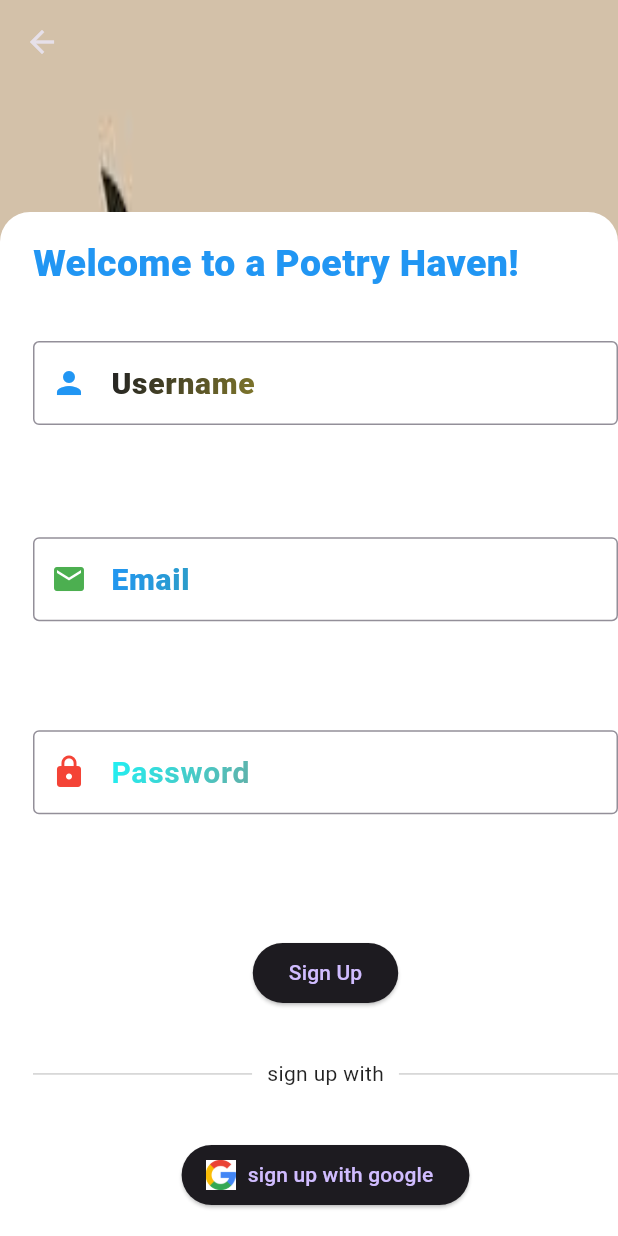
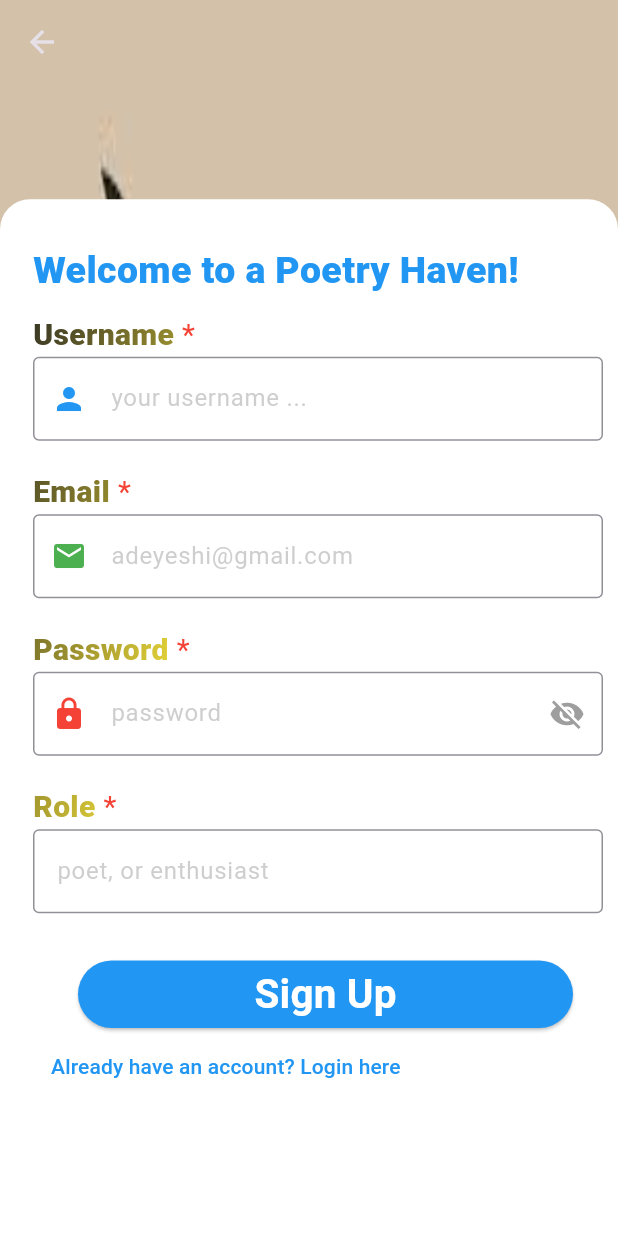
Before and after one commit to yonatannnn/flutter-poem-management-system-riverpod, a Flutter app: the screen it shows after launch, after a tap on "sign Up", on a phone screen of 412 x 824 dp. Run offline on Flutter 3.47's test engine with Material 3 defaults, Android fonts, the phone set to English and light mode, and no system bars.

```diff
--- a/poem/lib/screens/sign_up_page.dart
+++ b/poem/lib/screens/sign_up_page.dart
@@ -1,5 +1,12 @@
 import 'package:flutter/material.dart';
+import 'package:poem/screens/login_page.dart';
 import 'package:poem/widgets/custom_widget.dart';
+import 'package:poem/widgets/mixin/validator.dart';
+import 'package:poem/widgets/password.dart';
+import 'package:poem/widgets/role.dart';
+import 'package:poem/widgets/username.dart';
+
+import '../widgets/email.dart';
 
 class SignUp extends StatefulWidget {
   const SignUp({super.key});
@@ -8,105 +15,11 @@ class SignUp extends StatefulWidget {
   State<SignUp> createState() => _SignUpState();
 }
 
-class _SignUpState extends State<SignUp> {
+class _SignUpState extends State<SignUp> with ValidationMixin {
   final _formKey = GlobalKey<FormState>();
-  final username = TextFormField(
-    decoration: InputDecoration(
-      prefixIcon: const Icon(
-        Icons.person,
-        color: Colors.blue,
-      ),
-      labelText: 'Username',
-      border: const OutlineInputBorder(),
-      labelStyle: TextStyle(
-        fontSize: 20,
-        fontWeight: FontWeight.w900,
-        foreground: Paint()
-          ..shader = const LinearGradient(
-            colors: [Colors.black87, Colors.yellow],
-            begin: Alignment.topLeft,
-            end: Alignment.bottomRight,
-            stops: [0.0, 1.0],
-          ).createShader(const Rect.fromLTWH(0.0, 0.0, 200.0, 70.0)),
-      ),
-    ),
-    style: const TextStyle(
-      color: Colors.black87,
-    ),
-    validator: (value) {
-      if (value!.isEmpty) {
-        return 'Please enter your username';
-      }
-      // add more complex username validation logic here
-      return null;
-    },
-  );
-  final email = TextFormField(
-    decoration: InputDecoration(
-      prefixIcon: const Icon(
-        Icons.email,
-        color: Colors.green,
-      ),
-      labelText: 'Email',
-      border: const OutlineInputBorder(),
-      labelStyle: TextStyle(
-        fontSize: 20,
-        fontWeight: FontWeight.w800,
-        foreground: Paint()
-          ..shader = const LinearGradient(
-            colors: [Colors.blue, Colors.green],
-            begin: Alignment.topLeft,
-            end: Alignment.bottomRight,
-            stops: [0.0, 1.0],
-          ).createShader(const Rect.fromLTWH(0.0, 0.0, 200.0, 70.0)),
-      ),
-    ),
-    style: const TextStyle(
-      color: Colors.black87,
-    ),
-    validator: (value) {
-      if (value!.isEmpty) {
-        return 'Please enter your email';
-      }
-      // add more complex email validation logic here
-      return null;
-    },
-  );
-  final password = TextFormField(
-    decoration: InputDecoration(
-      prefixIcon: const Icon(
-        Icons.lock,
-        color: Colors.red,
-      ),
-      labelText: 'Password',
-      border: const OutlineInputBorder(),
-      labelStyle: TextStyle(
-        fontWeight: FontWeight.bold,
-        fontSize: 20,
-        foreground: Paint()
-          ..shader = const LinearGradient(
-            colors: [
-              Color.fromARGB(255, 33, 240, 243),
-              Color.fromARGB(255, 175, 97, 76)
-            ],
-            begin: Alignment.topLeft,
-            end: Alignment.bottomRight,
-            stops: [0.0, 1.0],
-          ).createShader(const Rect.fromLTWH(0.0, 0.0, 200.0, 70.0)),
-      ),
-    ),
-    style: const TextStyle(
-      color: Colors.black87,
-    ),
-    obscureText: true,
-    validator: (value) {
-      if (value!.isEmpty) {
-        return 'Please enter your password';
-      }
-      //add more complex password validation logic here
-      return null;
-    },
-  );
+  String? selectedRole;
+  String? role;
+
   @override
   Widget build(BuildContext context) {
     return CustomWidget(
@@ -120,7 +33,7 @@ class _SignUpState extends State<SignUp> {
             ),
           ),
           Expanded(
-            flex: 8,
+            flex: 9,
             child: Container(
               padding: const EdgeInsets.only(left: 22),
               decoration: const BoxDecoration(
@@ -140,10 +53,14 @@ class _SignUpState extends State<SignUp> {
   Form _formMethod(BuildContext context) {
     return Form(
         key: _formKey,
+        child: SingleChildScrollView(
           child: Column(
             crossAxisAlignment: CrossAxisAlignment.start,
             mainAxisAlignment: MainAxisAlignment.spaceAround,
             children: <Widget>[
+              const SizedBox(
+                height: 30,
+              ),
               const Text(
                 'Welcome to a Poetry Haven!',
                 style: TextStyle(
@@ -152,67 +69,164 @@ class _SignUpState extends State<SignUp> {
                   fontWeight: FontWeight.w900,
                 ),
               ),
-          username,
-          const Padding(padding: EdgeInsets.all(4.0)),
-          email,
-          const Padding(padding: EdgeInsets.all(3.0)),
-          password,
-          const SizedBox(height: 15),
+              const SizedBox(
+                height: 10,
+              ),
+              Row(
+                children: [
+                  Text(
+                    'Username ',
+                    style: TextStyle(
+                      fontSize: 20,
+                      fontWeight: FontWeight.w900,
+                      foreground: Paint()
+                        ..shader = const LinearGradient(
+                          colors: [Colors.black87, Colors.yellow],
+                          begin: Alignment.topLeft,
+                          end: Alignment.bottomRight,
+                          stops: [0.0, 1.0],
+                        ).createShader(
+                            const Rect.fromLTWH(0.0, 0.0, 200.0, 70.0)),
+                    ),
+                  ),
+                  const Text(
+                    '*',
+                    style: TextStyle(color: Colors.red, fontSize: 20),
+                  ),
+                ],
+              ),
+              const Username(),
+              const SizedBox(
+                height: 20,
+              ),
+              Row(
+                children: [
+                  Text(
+                    'Email ',
+                    style: TextStyle(
+                      fontSize: 20,
+                      fontWeight: FontWeight.w900,
+                      foreground: Paint()
+                        ..shader = const LinearGradient(
+                          colors: [Colors.black87, Colors.yellow],
+                          begin: Alignment.topLeft,
+                          end: Alignment.bottomRight,
+                          stops: [0.0, 1.0],
+                        ).createShader(
+                            const Rect.fromLTWH(0.0, 0.0, 200.0, 70.0)),
+                    ),
+                  ),
+                  const Text(
+                    '*',
+                    style: TextStyle(color: Colors.red, fontSize: 20),
+                  ),
+                ],
+              ),
+              Email(
+                onEmailChanged: (String) {},
+              ),
+              const SizedBox(
+                height: 20,
+              ),
+              Row(
+                children: [
+                  Text(
+                    'Password ',
+                    style: TextStyle(
+                      fontSize: 20,
+                      fontWeight: FontWeight.w900,
+                      foreground: Paint()
+                        ..shader = const LinearGradient(
+                          colors: [Colors.black87, Colors.yellow],
+                          begin: Alignment.topLeft,
+                          end: Alignment.bottomRight,
+                          stops: [0.0, 1.0],
+                        ).createShader(
+                            const Rect.fromLTWH(0.0, 0.0, 200.0, 70.0)),
+                    ),
+                  ),
+                  const Text(
+                    '*',
+                    style: TextStyle(color: Colors.red, fontSize: 20),
+                  ),
+                ],
+              ),
+              const Password(),
+              const SizedBox(height: 20),
+              Row(
+                children: [
+                  Text(
+                    'Role ',
+                    style: TextStyle(
+                      fontSize: 20,
+                      fontWeight: FontWeight.w900,
+                      foreground: Paint()
+                        ..shader = const LinearGradient(
+                          colors: [Colors.black87, Colors.yellow],
+                          begin: Alignment.topLeft,
+                          end: Alignment.bottomRight,
+                          stops: [0.0, 1.0],
+                        ).createShader(
+                            const Rect.fromLTWH(0.0, 0.0, 200.0, 70.0)),
+                    ),
+                  ),
+                  const Text(
+                    '*',
+                    style: TextStyle(color: Colors.red, fontSize: 20),
+                  ),
+                ],
+              ),
+              Role(onChanged: (value) {
+                setState(() {
+                  role = value;
+                });
+              }),
+              const SizedBox(height: 30),
               Center(
+                  child: Expanded(
                 child: ElevatedButton(
+                  style: ElevatedButton.styleFrom(
+                      minimumSize: const Size(330, 45),
+                      foregroundColor: Colors.white,
+                      backgroundColor: Colors.blue),
                   onPressed: () {
                     if (_formKey.currentState!.validate()) {
-                  //  API calls here.
+                      // Check the role and navigate accordingly
+                      if (role == 'enthusiast') {
+                        Navigator.pushNamed(context, '/userPage');
+                      } else if (role == 'poet') {
+                        Navigator.pushNamed(context, '/mainAdminPage');
+                      }
+                    } else {
                       ScaffoldMessenger.of(context).showSnackBar(
                         const SnackBar(
-                      content: Text('Form submitted'),
+                          content: Text('Form not submitted'),
                         ),
                       );
                     }
                   },
-              child: const Text('Sign Up'),
+                  child: const Text(
+                    'Sign Up',
+                    style: TextStyle(
+                        color: Colors.white,
+                        fontWeight: FontWeight.bold,
+                        fontSize: 27),
                   ),
                 ),
-          Row(
-            children: [
-              Expanded(
-                child: Divider(
-                  thickness: 0.8,
-                  color: Colors.grey.withOpacity(0.6),
-                ),
-              ),
-              const Padding(
-                padding: EdgeInsets.symmetric(
-                  vertical: 0,
-                  horizontal: 10,
-                ),
-                child: Text(
-                  'sign up with',
-                  style: TextStyle(
-                    color: Colors.black87,
-                  ),
-                ),
-              ),
-              Expanded(
-                child: Divider(
-                  thickness: 0.8,
-                  color: Colors.grey.withOpacity(0.6),
-                ),
-              )
+              )),
+              TextButton(
+                  onPressed: () {
+                    Navigator.push(
+                        context,
+                        MaterialPageRoute(
+                            builder: (context) => const LoginPage()));
+                  },
+                  child: const Text(
+                    'Already have an account? Login here',
+                    style: TextStyle(color: Colors.blue),
+                  ))
             ],
           ),
-          Row(
-            mainAxisAlignment: MainAxisAlignment.center,
-            children: [
-              ElevatedButton.icon(
-                onPressed: () {},
-                icon: Image.asset('assets/images/download.png', height: 20.0),
-                label: const Text('sign up with google'),
-              )
-            ],
-          )
-        ],
-      ),
-    );
+        ));
   }
 }
```
Lines whose indentation alone changed are shown as unchanged.
